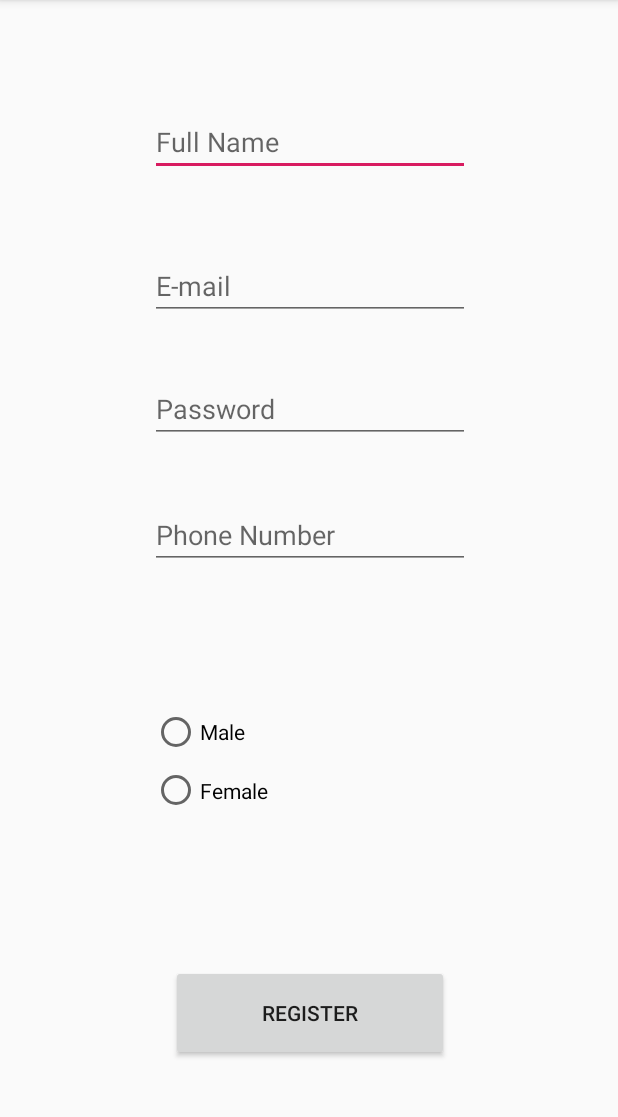
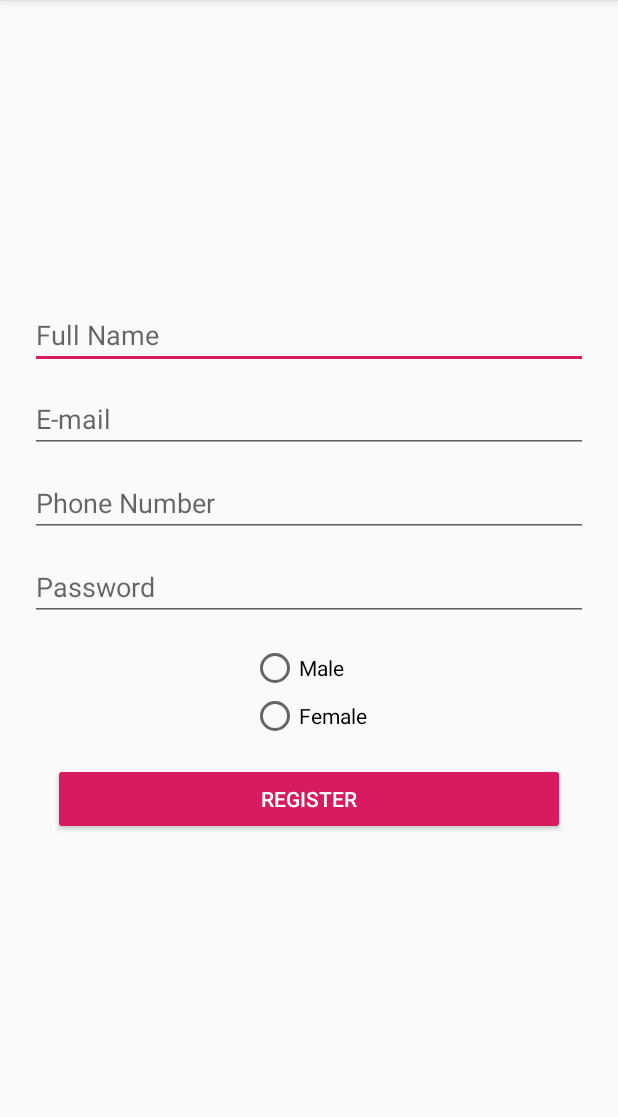
Before and after one commit to maxmya/database, an Android app: the Register screen opened directly, with no data from a screen before it, on a phone screen of 412 x 824 dp, the part 84-1201 px from its top. Run offline under Robolectric (Android 15) with nearby library versions, the phone set to English and light mode, and no system bars.

```diff
--- a/app/src/main/java/com/example/ahmed/myapplication/Register.java
+++ b/app/src/main/java/com/example/ahmed/myapplication/Register.java
@@ -19,39 +19,42 @@ public class Register extends AppCompatActivity {
     private RadioGroup radioSexGroup;
     private RadioButton radioSexButton;
     private DataBaseHelperUser databaseHelper;
-    private User user;
 
     @Override
     protected void onCreate(Bundle savedInstanceState) {
         super.onCreate(savedInstanceState);
         setContentView(R.layout.activity_register);
-        name = (EditText)findViewById(R.id.editText3);
-        email = (EditText)findViewById(R.id.editText4);
-        password = (EditText)findViewById(R.id.editText5);
-        phoneNumber = (EditText)findViewById(R.id.editText6);
-        register = (Button)findViewById(R.id.button4);
-        radioSexGroup = (RadioGroup) findViewById(R.id.gender);
-        int selectedId = radioSexGroup.getCheckedRadioButtonId();
-        radioSexButton = (RadioButton) findViewById(selectedId);
 
-        register.setOnClickListener(new View.OnClickListener() {
-            @Override
-            public void onClick(View view) {
-              //  if (!databaseHelper.checkUser(email.getText().toString().trim())) {
+        name = findViewById(R.id.fullname);
+        email = findViewById(R.id.email);
+        password = findViewById(R.id.password);
+        phoneNumber = findViewById(R.id.phone);
+        register = findViewById(R.id.reg);
+        radioSexGroup = findViewById(R.id.gender);
 
+        databaseHelper = new DataBaseHelperUser(this);
+
+        try {
+            register.setOnClickListener(new View.OnClickListener() {
+                @Override
+                public void onClick(View view) {
+
+                    User user = new User();
                     user.setName(name.getText().toString().trim());
                     user.setEmail(email.getText().toString().trim());
                     user.setPassword(password.getText().toString().trim());
-                    user.setGender(radioSexButton.getText().toString().trim());
+//                    user.setGender(radioSexButton.getText().toString().trim());
                     user.setPhoneNumber(phoneNumber.getText().toString().trim());
                     databaseHelper.addUser(user);
 
                     Intent accountsIntent = new Intent(Register.this, Login.class);
                     startActivity(accountsIntent);
-              //  }
 
-            }
-        });
+                }
+            });
 
+        } catch (Exception e) {
+            e.printStackTrace();
+        }
     }
 }
--- a/app/src/main/res/layout/activity_register.xml
+++ b/app/src/main/res/layout/activity_register.xml
@@ -1,116 +1,54 @@
 <?xml version="1.0" encoding="utf-8"?>
-<android.support.constraint.ConstraintLayout xmlns:android="http://schemas.android.com/apk/res/android"
+<LinearLayout xmlns:android="http://schemas.android.com/apk/res/android"
     xmlns:app="http://schemas.android.com/apk/res-auto"
     xmlns:tools="http://schemas.android.com/tools"
     android:layout_width="match_parent"
-    android:layout_height="match_parent"
+    android:layout_height="wrap_content"
+    android:layout_gravity="center"
+    android:orientation="vertical"
+    android:padding="20dp"
     tools:context=".Register">
 
     <EditText
-        android:id="@+id/editText3"
-        android:layout_width="wrap_content"
+        android:id="@+id/fullname"
+        android:layout_width="match_parent"
         android:layout_height="wrap_content"
-        android:layout_marginStart="8dp"
-        android:layout_marginTop="8dp"
-        android:layout_marginEnd="8dp"
-        android:layout_marginBottom="8dp"
-        android:ems="10"
-        android:hint="@string/full_name"
-        android:importantForAutofill="no"
-        android:inputType="textPersonName"
-        app:layout_constraintBottom_toBottomOf="parent"
-        app:layout_constraintEnd_toEndOf="parent"
-        app:layout_constraintHorizontal_bias="0.503"
-        app:layout_constraintStart_toStartOf="parent"
-        app:layout_constraintTop_toTopOf="parent"
-        app:layout_constraintVertical_bias="0.091"
-        tools:targetApi="o" />
+        android:layout_marginTop="5dp"
+        android:layout_marginBottom="5dp"
+        android:hint="@string/full_name" />
 
     <EditText
-        android:id="@+id/editText4"
-        android:layout_width="wrap_content"
+        android:id="@+id/email"
+        android:layout_width="match_parent"
         android:layout_height="wrap_content"
-        android:layout_marginStart="8dp"
-        android:layout_marginTop="8dp"
-        android:layout_marginEnd="8dp"
-        android:ems="10"
-        android:hint="@string/e_mail2"
-        android:importantForAutofill="no"
-        android:inputType="textEmailAddress"
-        app:layout_constraintBottom_toBottomOf="parent"
-        app:layout_constraintEnd_toEndOf="parent"
-        app:layout_constraintHorizontal_bias="0.503"
-        app:layout_constraintStart_toStartOf="parent"
-        app:layout_constraintTop_toBottomOf="@+id/editText3"
-        app:layout_constraintVertical_bias="0.071"
-        tools:targetApi="o" />
+        android:layout_marginTop="5dp"
+        android:layout_marginBottom="5dp"
+        android:hint="@string/e_mail" />
+
 
     <EditText
-        android:id="@+id/editText5"
-        android:layout_width="wrap_content"
+        android:id="@+id/phone"
+        android:layout_width="match_parent"
         android:layout_height="wrap_content"
-        android:layout_marginStart="8dp"
-        android:layout_marginTop="8dp"
-        android:layout_marginEnd="8dp"
-        android:layout_marginBottom="8dp"
-        android:ems="10"
-        android:hint="@string/password2"
-        android:importantForAutofill="no"
-        android:inputType="textPassword"
-        app:layout_constraintBottom_toBottomOf="parent"
-        app:layout_constraintEnd_toEndOf="parent"
-        app:layout_constraintHorizontal_bias="0.503"
-        app:layout_constraintStart_toStartOf="parent"
-        app:layout_constraintTop_toBottomOf="@+id/editText4"
-        app:layout_constraintVertical_bias="0.058"
-        tools:targetApi="o" />
+        android:layout_marginTop="5dp"
+        android:layout_marginBottom="5dp"
+        android:hint="@string/phone_number" />
 
     <EditText
-        android:id="@+id/editText6"
-        android:layout_width="wrap_content"
+        android:id="@+id/password"
+        android:layout_width="match_parent"
         android:layout_height="wrap_content"
-        android:layout_marginStart="8dp"
-        android:layout_marginTop="8dp"
-        android:layout_marginEnd="8dp"
-        android:layout_marginBottom="8dp"
-        android:ems="10"
-        android:hint="@string/phone_number"
-        android:importantForAutofill="no"
-        android:inputType="number"
-        app:layout_constraintBottom_toBottomOf="parent"
-        app:layout_constraintEnd_toEndOf="parent"
-        app:layout_constraintHorizontal_bias="0.503"
-        app:layout_constraintStart_toStartOf="parent"
-        app:layout_constraintTop_toBottomOf="@+id/editText5"
-        app:layout_constraintVertical_bias="0.074" tools:targetApi="o" />
+        android:layout_marginTop="5dp"
+        android:layout_marginBottom="5dp"
+        android:hint="@string/password" />
 
-    <Button
-        android:id="@+id/button4"
-        android:layout_width="185dp"
-        android:layout_height="64dp"
-        android:layout_marginStart="8dp"
-        android:layout_marginTop="8dp"
-        android:layout_marginEnd="8dp"
-        android:layout_marginBottom="8dp"
-        android:text="@string/register1"
-        app:layout_constraintBottom_toBottomOf="parent"
-        app:layout_constraintEnd_toEndOf="parent"
-        app:layout_constraintHorizontal_bias="0.502"
-        app:layout_constraintStart_toStartOf="parent"
-        app:layout_constraintTop_toBottomOf="@+id/editText6"
-        app:layout_constraintVertical_bias="0.83" />
 
     <RadioGroup
         android:id="@+id/gender"
-        android:layout_width="209dp"
-        android:layout_height="78dp"
-        android:layout_marginStart="8dp"
-        android:layout_marginEnd="8dp"
-        android:layout_marginBottom="8dp"
-        app:layout_constraintBottom_toTopOf="@+id/button4"
-        app:layout_constraintEnd_toEndOf="parent"
-        app:layout_constraintStart_toStartOf="parent"
-        app:layout_constraintTop_toBottomOf="@+id/editText6">
+        android:layout_width="wrap_content"
+        android:layout_height="wrap_content"
+        android:layout_gravity="center"
+        android:layout_marginTop="10dp">
 
         <RadioButton
             android:id="@+id/radioButton"
@@ -126,4 +64,14 @@
             android:layout_weight="1"
             android:text="@string/female" />
     </RadioGroup>
-</android.support.constraint.ConstraintLayout>
+
+
+    <Button
+        android:id="@+id/reg"
+        style="@style/Widget.AppCompat.Button.Colored"
+        android:layout_width="match_parent"
+        android:layout_height="wrap_content"
+        android:layout_gravity="right"
+        android:layout_margin="15dp"
+        android:text="@string/register1" />
+</LinearLayout>
```
Also changed, not shown: app/build.gradle (+8 -4 lines), app/src/main/java/com/example/ahmed/myapplication/DataBaseHelperUser.java (+29 -11 lines), app/src/main/java/com/example/ahmed/myapplication/Login.java (+30 -18 lines), app/src/main/res/layout/activity_home.xml (+5 -17 lines), app/src/main/res/layout/activity_login.xml (+28 -64 lines).
